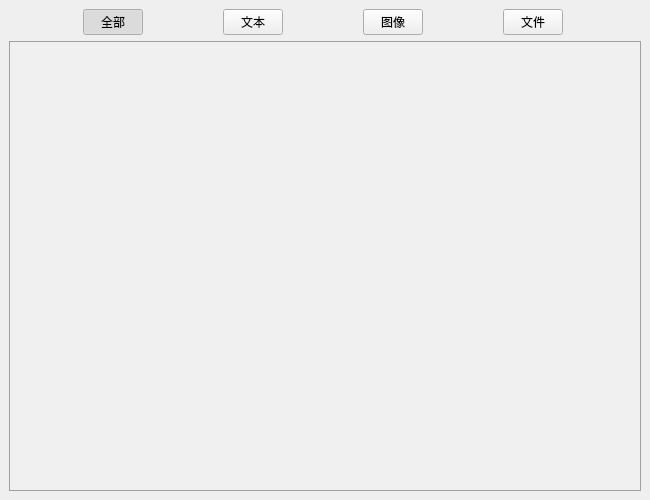
First picture: the form in mainwindow.ui, repository proacane/ClipboardHistory, before the edit.
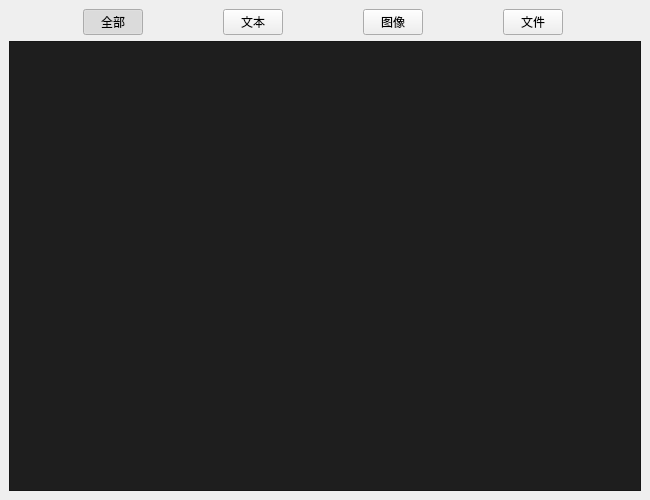
Second picture: the form after the edit. Icons and pictures are not drawn.

```diff
--- a/mainwindow.ui
+++ b/mainwindow.ui
@@ -42,7 +42,7 @@
      <height>500</height>
     </size>
    </property>
-   <layout class="QHBoxLayout" name="horizontalLayout_2">
+   <layout class="QVBoxLayout" name="verticalLayout_2">
     <item>
      <layout class="QVBoxLayout" name="verticalLayout">
       <item>
@@ -174,6 +174,18 @@
       </item>
       <item>
        <widget class="QTableView" name="clipboardHistoryTable">
+        <property name="sizePolicy">
+         <sizepolicy hsizetype="Expanding" vsizetype="Fixed">
+          <horstretch>0</horstretch>
+          <verstretch>0</verstretch>
+         </sizepolicy>
+        </property>
+        <property name="maximumSize">
+         <size>
+          <width>650</width>
+          <height>500</height>
+         </size>
+        </property>
         <property name="cursor" stdset="0">
          <cursorShape>ArrowCursor</cursorShape>
         </property>
@@ -184,68 +196,7 @@
          <bool>true</bool>
         </property>
         <property name="styleSheet">
-         <string notr="true">QTableView {
-    background-color: #f0f0f0;  /* 背景颜色 */
-    border: 1px solid #a0a0a0;  /* 边框 */
-    selection-background-color: #6a9fb5;  /* 选中项的背景颜色 */
-    selection-color: white;  /* 选中项的文字颜色 */
-    gridline-color: #d0d0d0;  /* 网格线颜色 */
-}
-
-QTableView::item {
-    padding: 8px;  /* 单元格内边距 */
-    font-size: 19px;  /* 字体大小 */
-    border: 1px solid transparent;  /* 默认边框透明 */
-}
-
-QTableView::item:hover {
-    background-color: #e0e0e0;  /* 鼠标悬停时的背景颜色 */
-}
-
-QTableView::item:selected {
-    background-color: #6a9fb5;  /* 选中项的背景颜色 */
-    color: white;  /* 选中项的文字颜色 */
-    border: 1px solid #4a6b7e;  /* 选中项边框颜色 */
-}
-
-QHeaderView {
-    background-color: #5a5a5a;  /* 表头背景颜色 */
-    color: white;  /* 表头文字颜色 */
-    font-weight: bold;  /* 表头字体加粗 */
-}
-
-QHeaderView::section {
-    padding: 8px;  /* 表头内边距 */
-    border: 1px solid #a0a0a0;  /* 表头边框 */
-}
-
-QScrollBar:vertical {
-    background: #f0f0f0;  /* 垂直滚动条背景 */
-    width: 12px;  /* 垂直滚动条宽度 */
-}
-
-QScrollBar::handle:vertical {
-    background: #c0c0c0;  /* 垂直滚动条滑块 */
-    min-height: 20px;  /* 滑块最小高度 */
-}
-
-QScrollBar::handle:vertical:hover {
-    background: #b0b0b0;  /* 鼠标悬停时的滑块颜色 */
-}
-
-QScrollBar:horizontal {
-    background: #f0f0f0;  /* 水平滚动条背景 */
-    height: 12px;  /* 水平滚动条高度 */
-}
-
-QScrollBar::handle:horizontal {
-    background: #c0c0c0;  /* 水平滚动条滑块 */
-    min-width: 20px;  /* 滑块最小宽度 */
-}
-
-QScrollBar::handle:horizontal:hover {
-    background: #b0b0b0;  /* 鼠标悬停时的滑块颜色 */
-}</string>
+         <string notr="true">QTableView { background-color: #1e1e1e; color: #f0f0f0;font-size:13px;gridline-color: gray; }</string>
         </property>
         <property name="editTriggers">
          <set>QAbstractItemView::NoEditTriggers</set>
```
Left out of the diff: 4 changed lines with no effect on the pictures.
